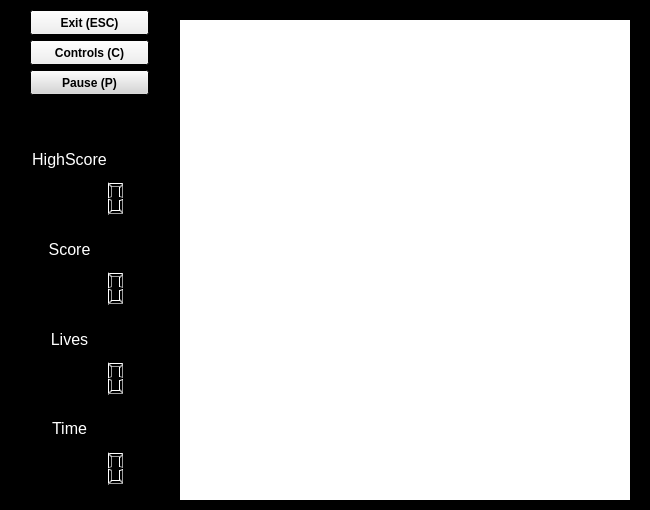
Old version of the form pacManForked/pacMan/pacmanwindow.ui in the repository sHamisa-Kp/AP-Project.
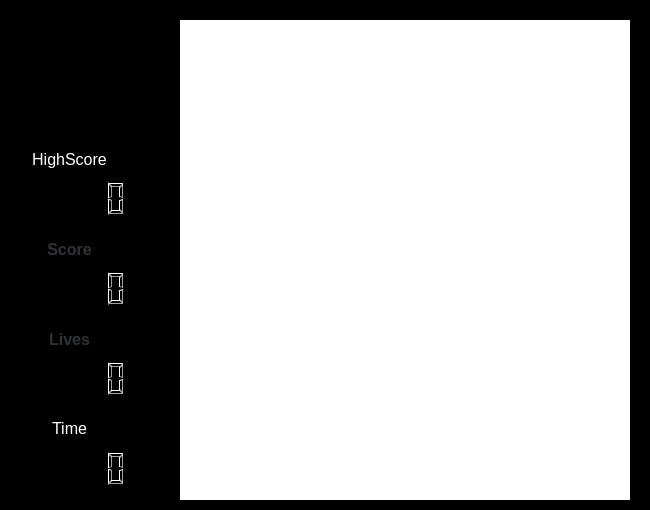
New version of the form.

```diff
--- a/pacManForked/pacMan/pacmanwindow.ui
+++ b/pacManForked/pacMan/pacmanwindow.ui
@@ -278,7 +278,7 @@
 &lt;p style=&quot;-qt-paragraph-type:empty; margin-top:0px; margin-bottom:0px; margin-left:0px; margin-right:0px; -qt-block-indent:0; text-indent:0px;&quot;&gt;&lt;br /&gt;&lt;/p&gt;&lt;/body&gt;&lt;/html&gt;</string>
    </property>
    <property name="text">
-    <string>&lt;html&gt;&lt;head/&gt;&lt;body&gt;&lt;p align=&quot;center&quot;&gt;&lt;span style=&quot; font-size:12pt; font-weight:400;&quot;&gt;Lives&lt;/span&gt;&lt;/p&gt;&lt;/body&gt;&lt;/html&gt;</string>
+    <string>&lt;html&gt;&lt;head/&gt;&lt;body&gt;&lt;p align=&quot;center&quot;&gt;&lt;span style=&quot; font-size:12pt; color:#2e3436;&quot;&gt;Lives&lt;/span&gt;&lt;/p&gt;&lt;/body&gt;&lt;/html&gt;</string>
    </property>
    <property name="alignment">
     <set>Qt::AlignCenter</set>
@@ -366,7 +366,7 @@
     <number>0</number>
    </property>
    <property name="text">
-    <string>&lt;html&gt;&lt;head/&gt;&lt;body&gt;&lt;p align=&quot;center&quot;&gt;&lt;span style=&quot; font-size:12pt; font-weight:400;&quot;&gt;Score&lt;/span&gt;&lt;/p&gt;&lt;/body&gt;&lt;/html&gt;</string>
+    <string>&lt;html&gt;&lt;head/&gt;&lt;body&gt;&lt;p align=&quot;center&quot;&gt;&lt;span style=&quot; font-size:12pt; color:#2e3436;&quot;&gt;Score&lt;/span&gt;&lt;/p&gt;&lt;/body&gt;&lt;/html&gt;</string>
    </property>
    <property name="alignment">
     <set>Qt::AlignCenter</set>
@@ -459,136 +459,6 @@
     <set>Qt::AlignCenter</set>
    </property>
   </widget>
-  <widget class="QPushButton" name="pauseButton">
-   <property name="geometry">
-    <rect>
-     <x>30</x>
-     <y>70</y>
-     <width>119</width>
-     <height>25</height>
-    </rect>
-   </property>
-   <property name="palette">
-    <palette>
-     <active>
-      <colorrole role="Button">
-       <brush brushstyle="SolidPattern">
-        <color alpha="255">
-         <red>213</red>
-         <green>213</green>
-         <blue>213</blue>
-        </color>
-       </brush>
-      </colorrole>
-     </active>
-     <inactive>
-      <colorrole role="Button">
-       <brush brushstyle="SolidPattern">
-        <color alpha="255">
-         <red>213</red>
-         <green>213</green>
-         <blue>213</blue>
-        </color>
-       </brush>
-      </colorrole>
-     </inactive>
-     <disabled>
-      <colorrole role="Button">
-       <brush brushstyle="SolidPattern">
-        <color alpha="255">
-         <red>213</red>
-         <green>213</green>
-         <blue>213</blue>
-        </color>
-       </brush>
-      </colorrole>
-     </disabled>
-    </palette>
-   </property>
-   <property name="font">
-    <font>
-     <weight>75</weight>
-     <bold>true</bold>
-    </font>
-   </property>
-   <property name="text">
-    <string>Pause (P)</string>
-   </property>
-   <property name="autoDefault">
-    <bool>false</bool>
-   </property>
-   <property name="default">
-    <bool>false</bool>
-   </property>
-   <property name="flat">
-    <bool>false</bool>
-   </property>
-  </widget>
-  <widget class="QPushButton" name="controlsButton">
-   <property name="enabled">
-    <bool>true</bool>
-   </property>
-   <property name="geometry">
-    <rect>
-     <x>30</x>
-     <y>40</y>
-     <width>119</width>
-     <height>25</height>
-    </rect>
-   </property>
-   <property name="font">
-    <font>
-     <weight>75</weight>
-     <bold>true</bold>
-    </font>
-   </property>
-   <property name="text">
-    <string>Controls (C)</string>
-   </property>
-   <property name="autoDefault">
-    <bool>false</bool>
-   </property>
-   <property name="default">
-    <bool>false</bool>
-   </property>
-  </widget>
-  <widget class="QPushButton" name="exitButton">
-   <property name="geometry">
-    <rect>
-     <x>30</x>
-     <y>10</y>
-     <width>119</width>
-     <height>25</height>
-    </rect>
-   </property>
-   <property name="sizeIncrement">
-    <size>
-     <width>100</width>
-     <height>0</height>
-    </size>
-   </property>
-   <property name="font">
-    <font>
-     <weight>75</weight>
-     <bold>true</bold>
-    </font>
-   </property>
-   <property name="text">
-    <string>Exit (ESC)</string>
-   </property>
-   <property name="shortcut">
-    <string extracomment="Exit"/>
-   </property>
-   <property name="autoDefault">
-    <bool>false</bool>
-   </property>
-   <property name="default">
-    <bool>false</bool>
-   </property>
-   <property name="flat">
-    <bool>false</bool>
-   </property>
-  </widget>
   <widget class="QLCDNumber" name="timeLcdNumber_2">
    <property name="geometry">
     <rect>
```
